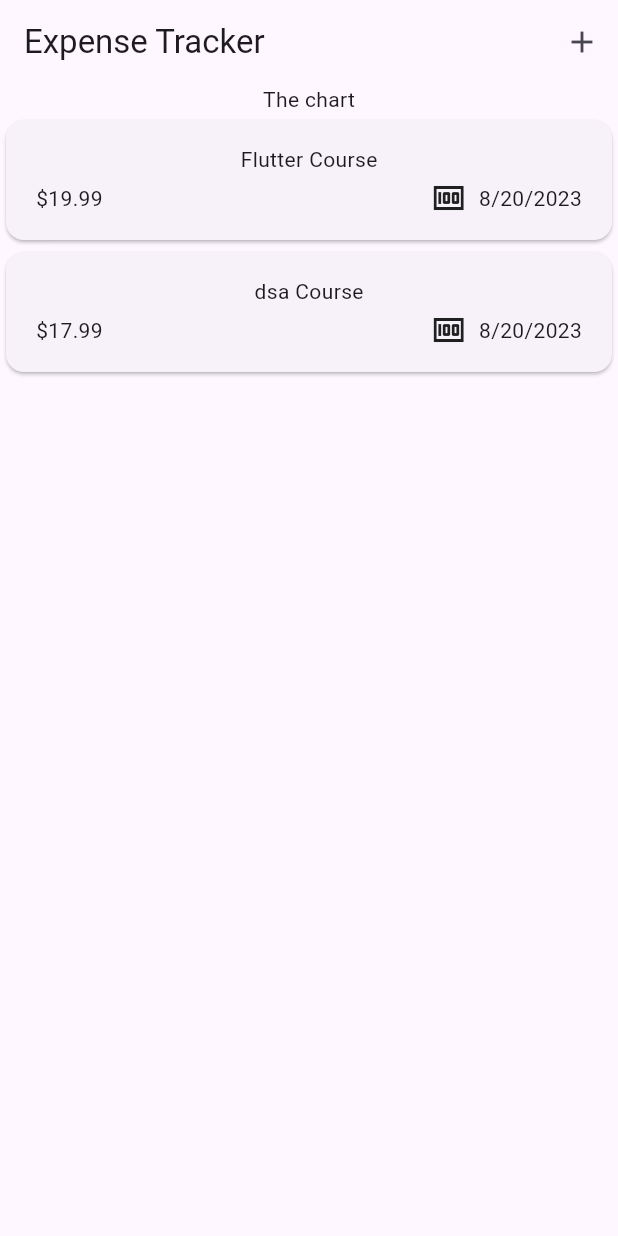
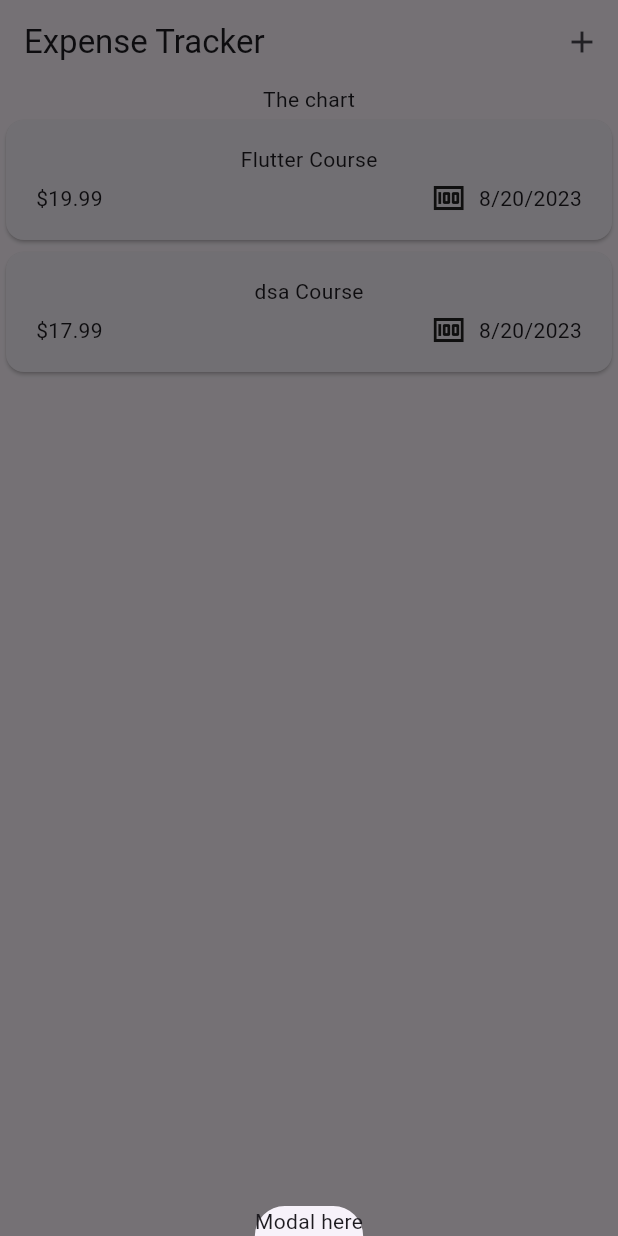
Before and after one commit to Kapil619/expense_tracker, a Flutter app: the screen it shows after launch, after a tap on the "add" icon, on a phone screen of 412 x 824 dp. Run offline on Flutter 3.47's test engine with Material 2 defaults, Android fonts, the phone set to English and light mode, and no system bars.

Commit message:
Added a Modal Dropdown

```diff
--- a/lib/widgets/expenses.dart
+++ b/lib/widgets/expenses.dart
@@ -26,12 +26,21 @@ class _ExpensesState extends State<Expenses> {
       category: Category.bills,
     ),
   ];
+
+  void _openAddExpenseOverlay() {
+    showModalBottomSheet(
+        context: context, builder: (ctx) => const Text('Modal here'));
+  }
+
   @override
   Widget build(BuildContext context) {
     return Scaffold(
       appBar: AppBar(
         title: const Text('Expense Tracker'),
-        actions: [IconButton(onPressed: () {}, icon: const Icon(Icons.add))],
+        actions: [
+          IconButton(
+              onPressed: _openAddExpenseOverlay, icon: const Icon(Icons.add))
+        ],
       ),
       body: Column(
         children: [
```
